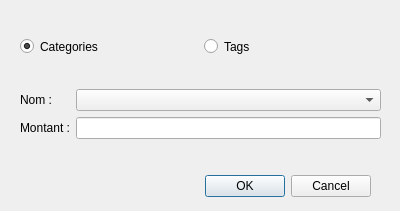
sbrou/CashCash, file resources/uiFiles/goaldialog.ui: the form before one commit.
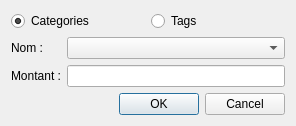
The form after the commit.

```diff
--- a/resources/uiFiles/goaldialog.ui
+++ b/resources/uiFiles/goaldialog.ui
@@ -6,8 +6,8 @@
    <rect>
     <x>0</x>
     <y>0</y>
-    <width>400</width>
-    <height>211</height>
+    <width>296</width>
+    <height>110</height>
    </rect>
   </property>
   <property name="sizePolicy">
@@ -22,31 +22,8 @@
   <property name="modal">
    <bool>true</bool>
   </property>
-  <widget class="QDialogButtonBox" name="buttonBox">
-   <property name="geometry">
-    <rect>
-     <x>30</x>
-     <y>170</y>
-     <width>341</width>
-     <height>32</height>
-    </rect>
-   </property>
-   <property name="orientation">
-    <enum>Qt::Horizontal</enum>
-   </property>
-   <property name="standardButtons">
-    <set>QDialogButtonBox::Cancel|QDialogButtonBox::Ok</set>
-   </property>
-  </widget>
-  <widget class="QWidget" name="verticalLayoutWidget">
-   <property name="geometry">
-    <rect>
-     <x>20</x>
-     <y>10</y>
-     <width>361</width>
-     <height>151</height>
-    </rect>
-   </property>
+  <layout class="QVBoxLayout" name="verticalLayout_2">
+   <item>
    <layout class="QVBoxLayout" name="verticalLayout">
     <item>
      <layout class="QHBoxLayout" name="horizontalLayout_2">
@@ -106,7 +83,18 @@
      </layout>
     </item>
    </layout>
-  </widget>
+   </item>
+   <item>
+    <widget class="QDialogButtonBox" name="buttonBox">
+     <property name="orientation">
+      <enum>Qt::Horizontal</enum>
+     </property>
+     <property name="standardButtons">
+      <set>QDialogButtonBox::Cancel|QDialogButtonBox::Ok</set>
+     </property>
+    </widget>
+   </item>
+  </layout>
  </widget>
  <resources/>
  <connections>
```
Lines whose indentation alone changed are shown as unchanged.
